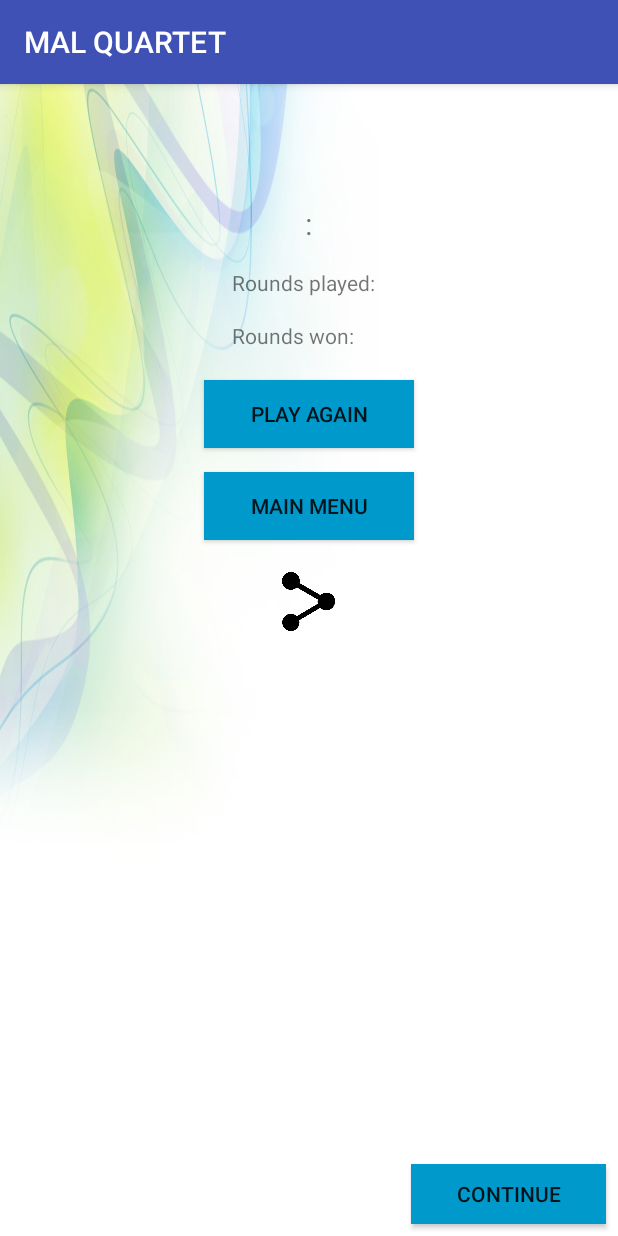
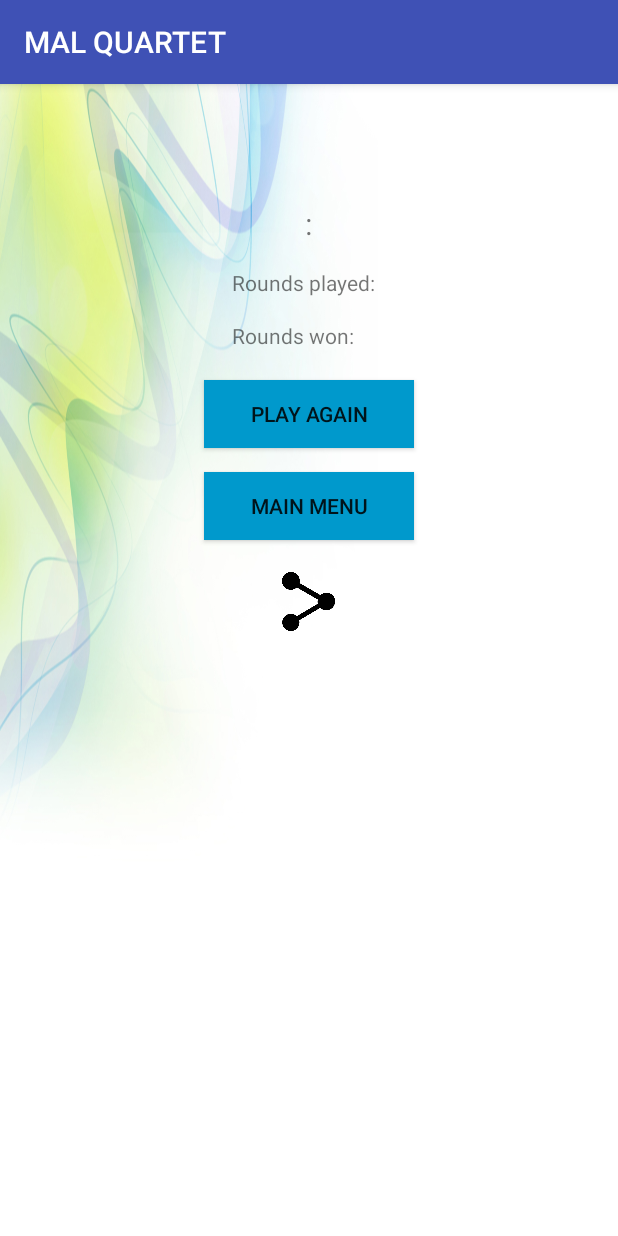
Before and after one commit to Paradoxon1994/Quartett1, an Android app: the EndOfGame screen opened directly, with no data from a screen before it, on a phone screen of 412 x 824 dp. Run offline under Robolectric (Android 15) with nearby library versions, the phone set to English and light mode, and no system bars; network calls fail.

Commit message:
end of game button deleted

```diff
--- a/app/src/main/res/layout/endofgame.xml
+++ b/app/src/main/res/layout/endofgame.xml
@@ -8,17 +8,18 @@
     <RelativeLayout xmlns:android="http://schemas.android.com/apk/res/android"
         android:layout_width="match_parent"
         android:layout_height="match_parent"
-        android:background="@drawable/background">
+        android:background="@drawable/background"
+        tools:layout_editor_absoluteX="0dp"
+        tools:layout_editor_absoluteY="0dp">
 
         <TextView
             android:id="@+id/gameStateTextView"
             android:layout_width="wrap_content"
             android:layout_height="wrap_content"
+            android:layout_centerHorizontal="true"
+            android:layout_marginLeft="16dp"
             android:layout_marginTop="16dp"
-            android:layout_marginLeft="16dp"
-            android:textSize="35sp"
-            android:layout_centerHorizontal="true"
-             />
+            android:textSize="35sp" />
 
         <TextView
             android:id="@+id/playerRoundsWonTextView"
@@ -27,16 +28,17 @@
             android:layout_above="@+id/textView9"
             android:layout_toStartOf="@+id/notImportant"
             android:textSize="20dp" />
+
         <TextView
             android:id="@+id/notImportant"
             android:layout_width="wrap_content"
             android:layout_height="wrap_content"
+            android:layout_below="@+id/gameStateTextView"
             android:layout_centerHorizontal="true"
-            android:layout_below="@+id/gameStateTextView"
+            android:layout_marginLeft="16dp"
             android:layout_marginTop="16dp"
-            android:layout_marginLeft="16dp"
-            android:textSize="20dp"
-            android:text=":" />
+            android:text=":"
+            android:textSize="20dp" />
 
         <TextView
             android:id="@+id/opponentPlayerRoundsWonTextView"
@@ -44,23 +46,10 @@
             android:layout_height="wrap_content"
             android:layout_alignStart="@+id/notImportant"
             android:layout_below="@+id/gameStateTextView"
+            android:layout_marginLeft="16dp"
             android:layout_marginTop="16dp"
-            android:layout_marginLeft="16dp"
             android:textSize="20dp" />
 
-
-
-        <Button
-            android:id="@+id/continueButton"
-            android:layout_width="130dp"
-            android:layout_height="40dp"
-            android:layout_alignParentBottom="true"
-            android:layout_alignParentEnd="true"
-            android:layout_marginBottom="8dp"
-            android:layout_marginEnd="8dp"
-            android:background="@android:color/holo_blue_dark"
-            android:layout_marginRight="8dp"
-            android:text="Continue" />
 
         <TextView
             android:id="@+id/textView9"
@@ -75,10 +64,10 @@
             android:id="@+id/textView10"
             android:layout_width="wrap_content"
             android:layout_height="wrap_content"
+            android:layout_alignStart="@+id/textView9"
+            android:layout_below="@+id/textView9"
             android:layout_centerHorizontal="true"
             android:layout_marginTop="16dp"
-            android:layout_alignStart="@+id/textView9"
-            android:layout_below="@+id/textView9"
             android:text="Rounds won:      " />
 
         <TextView
@@ -101,8 +90,8 @@
             android:layout_height="45dp"
             android:layout_below="@+id/textView10"
             android:layout_centerHorizontal="true"
+            android:layout_marginTop="20dp"
             android:background="@android:color/holo_blue_dark"
-            android:layout_marginTop="20dp"
             android:text="PLAY AGAIN" />
 
         <Button
@@ -111,8 +100,8 @@
             android:layout_height="45dp"
             android:layout_below="@+id/playAgainButton"
             android:layout_centerHorizontal="true"
+            android:layout_marginTop="16dp"
             android:background="@android:color/holo_blue_dark"
-            android:layout_marginTop="16dp"
             android:text="MAIN MENU" />
 
         <ImageButton
@@ -121,11 +110,11 @@
             android:layout_height="50dp"
             android:layout_below="@+id/mainMenuButton"
             android:layout_centerHorizontal="true"
+            android:layout_marginTop="16dp"
+            android:background="@null"
+            android:padding="5dp"
             android:scaleType="fitCenter"
             android:src="@drawable/share"
-            android:background="@null"
-            android:padding="5dp"
-            android:layout_marginTop="16dp"
             android:text="S" />
 
 
```
